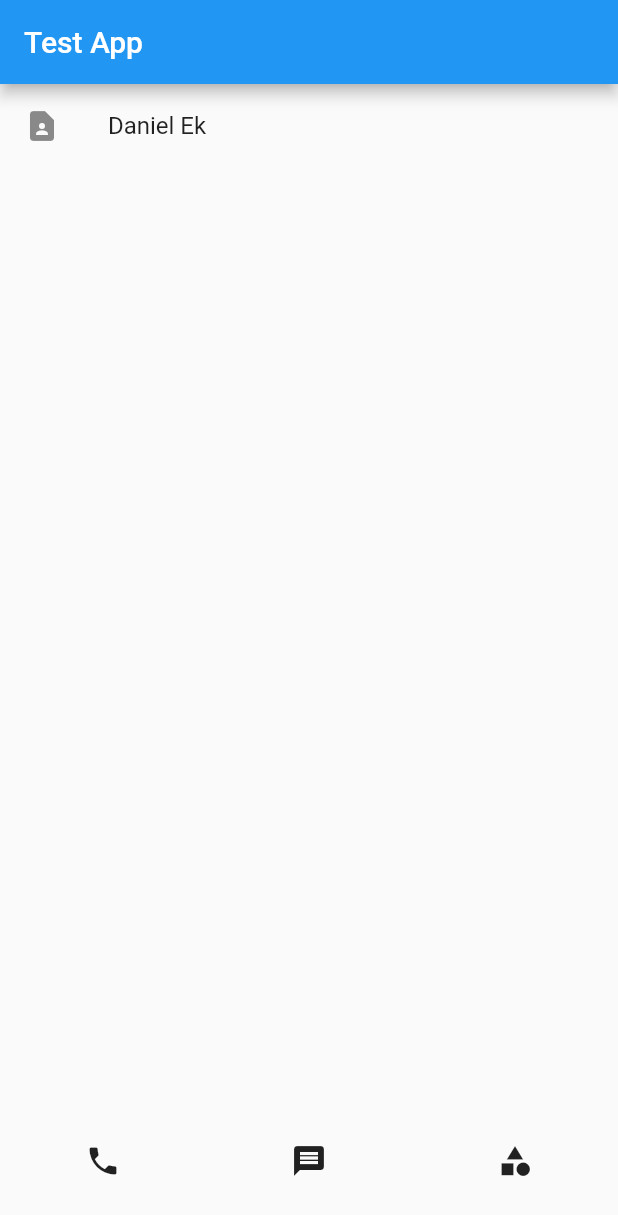
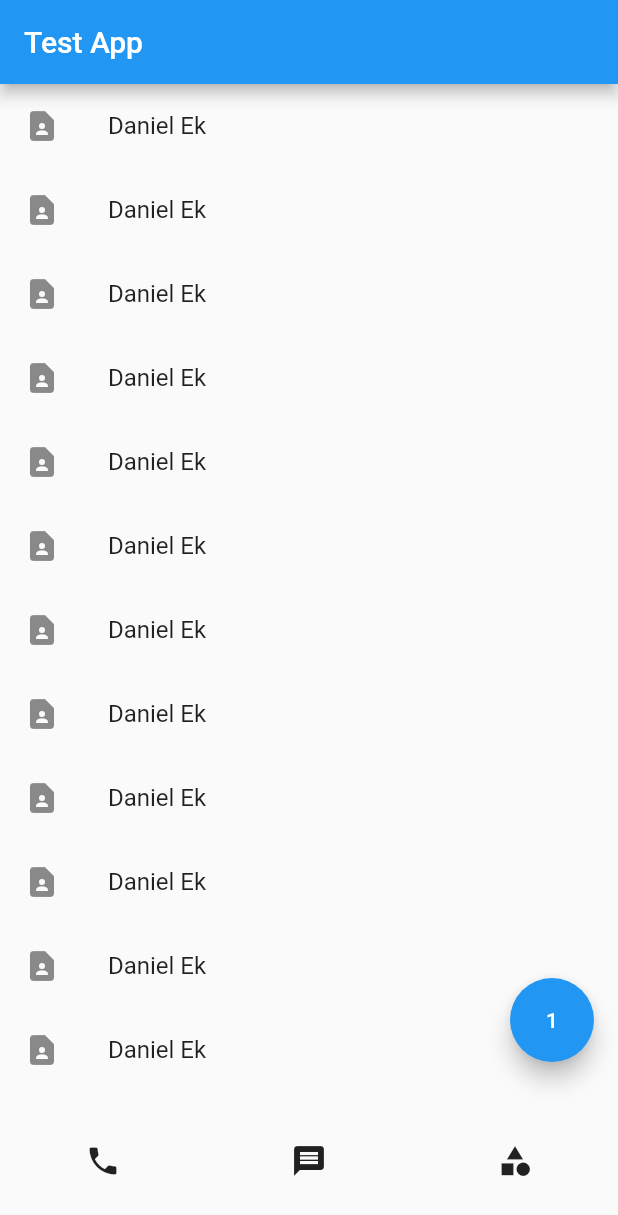
Before and after one commit to kyleryu-dev/Contact-Information, a Flutter app: the screen it shows after launch, on a phone screen of 412 x 824 dp. Shown: the top 1215 px of the screen. Run offline on Flutter 3.47's test engine with Material 2 defaults, Android fonts, the phone set to English and light mode, and no system bars.

Commit message:
ListView.builder, FloatingActionButton Update

```diff
--- a/lib/main.dart
+++ b/lib/main.dart
@@ -6,21 +6,32 @@ void main() {
 
 class MyApp extends StatelessWidget {
   const MyApp({Key? key}) : super(key: key);
+
+
   @override
   Widget build(BuildContext context) {
 
+    var a = 1;
+
     return MaterialApp(
       home: Scaffold(
+        floatingActionButton: FloatingActionButton(
+          child: Text(a.toString()),
+          onPressed: () {
+            a++;
+          },
+        ),
         appBar: AppBar(
           title: Text('Test App')
         ),
-        body: ListView(
-          children: [
-            ListTile(
+        body: ListView.builder(
+          itemCount: 15,
+          itemBuilder: (context, i) {
+            return ListTile(
               leading: Icon(Icons.contact_page),
               title: Text('Daniel Ek'),
-            ),
-          ],
+            );
+          },
         ),
         bottomNavigationBar: BtmNav()
         ),
```
Also changed, not shown: 1 other file.
